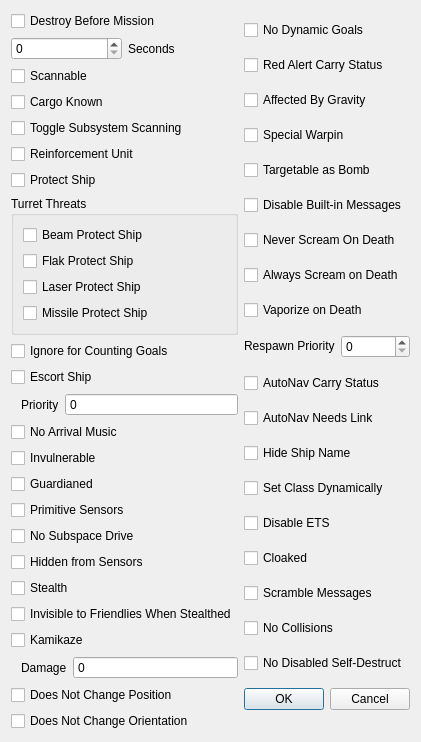
scp-fs2open/fs2open.github.com, file qtfred/ui/ShipFlagsDialog.ui: the form before one commit.
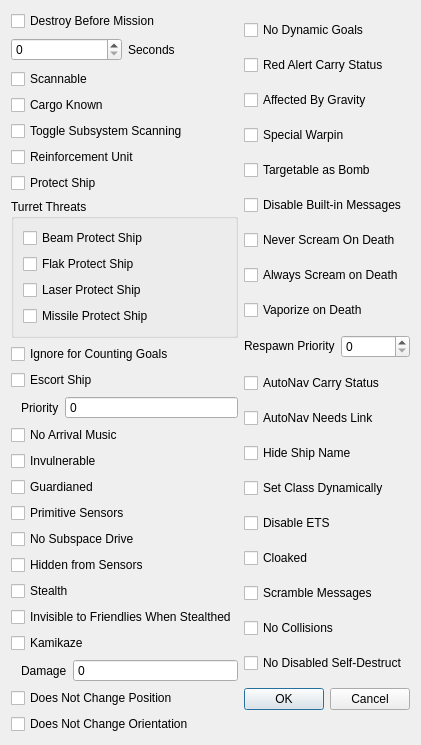
The form after the commit. Custom widgets are drawn as their Qt base class.

```diff
--- a/qtfred/ui/ShipFlagsDialog.ui
+++ b/qtfred/ui/ShipFlagsDialog.ui
@@ -7,7 +7,7 @@
     <x>0</x>
     <y>0</y>
     <width>421</width>
-    <height>664</height>
+    <height>745</height>
    </rect>
   </property>
   <property name="windowTitle">
```
Left out of the diff: 16 changed lines with no effect on the pictures.
